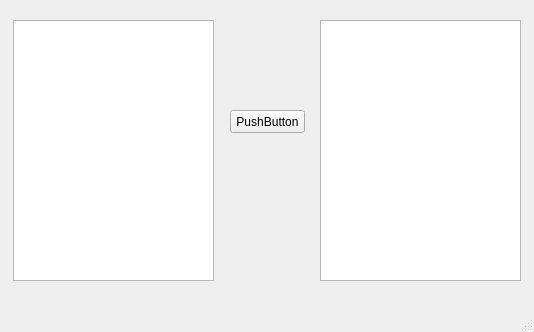
Above: Compiler.ui from FreedomHappy/CompilersPrinciples before the change. Below: the same form after it.
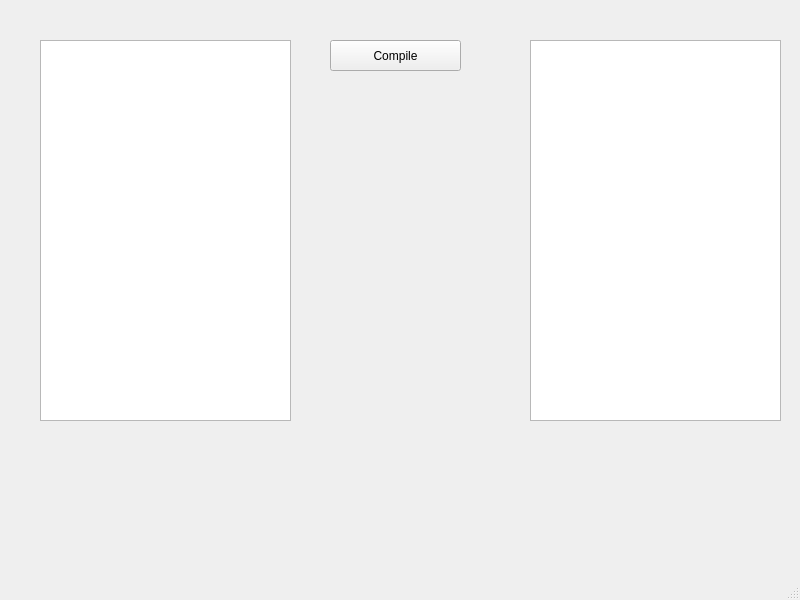
That is the form after the change.

What changed in the file:
```diff
--- a/Compiler.ui
+++ b/Compiler.ui
@@ -6,8 +6,8 @@
    <rect>
     <x>0</x>
     <y>0</y>
-    <width>534</width>
-    <height>332</height>
+    <width>800</width>
+    <height>600</height>
    </rect>
   </property>
   <property name="windowTitle">
@@ -17,33 +17,33 @@
    <widget class="QPushButton" name="pushButton">
     <property name="geometry">
      <rect>
-      <x>230</x>
-      <y>110</y>
-      <width>75</width>
-      <height>23</height>
+      <x>330</x>
+      <y>40</y>
+      <width>131</width>
+      <height>31</height>
      </rect>
     </property>
     <property name="text">
-     <string>PushButton</string>
+     <string>Compile</string>
     </property>
    </widget>
    <widget class="QTextEdit" name="textEdit">
     <property name="geometry">
      <rect>
-      <x>13</x>
-      <y>20</y>
-      <width>201</width>
-      <height>261</height>
+      <x>40</x>
+      <y>40</y>
+      <width>251</width>
+      <height>381</height>
      </rect>
     </property>
    </widget>
    <widget class="QTextEdit" name="textEdit_2">
     <property name="geometry">
      <rect>
-      <x>320</x>
-      <y>20</y>
-      <width>201</width>
-      <height>261</height>
+      <x>530</x>
+      <y>40</y>
+      <width>251</width>
+      <height>381</height>
      </rect>
     </property>
    </widget>
```
Left out of the diff: 18 changed lines with no effect on the pictures.
